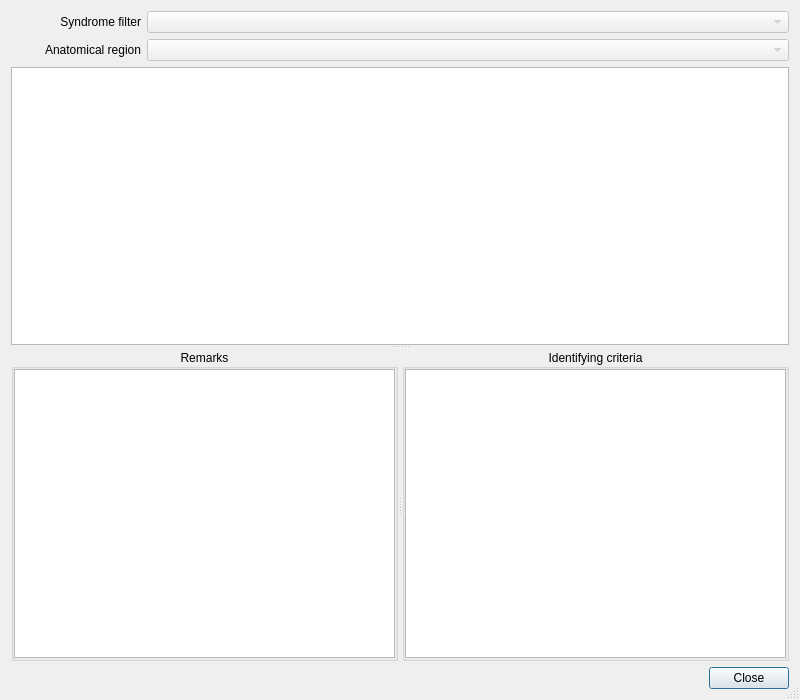
Qt form forms/PhenotypesDialog.ui (frontiersi/FaceTools) before a commit.
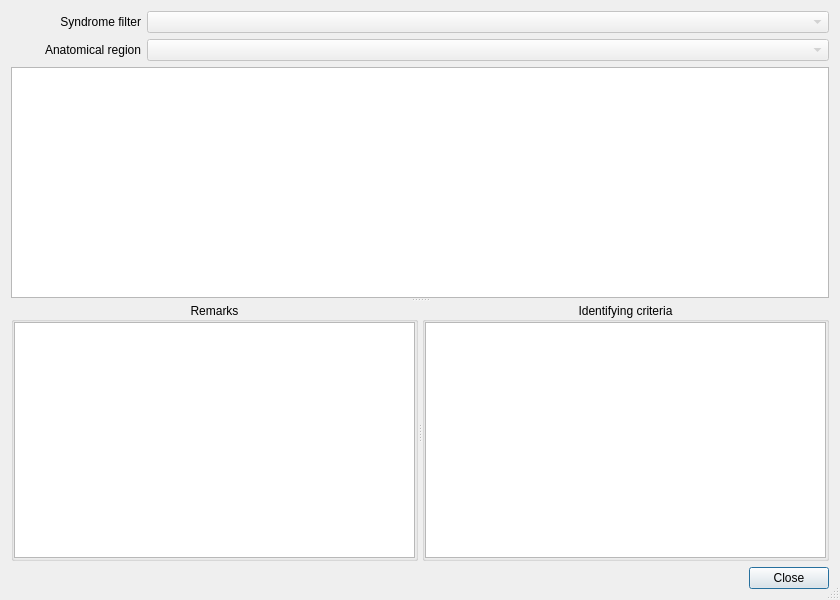
The same form after that commit.

Diff of the .ui file:
```diff
--- a/forms/PhenotypesDialog.ui
+++ b/forms/PhenotypesDialog.ui
@@ -9,8 +9,8 @@
    <rect>
     <x>0</x>
     <y>0</y>
-    <width>800</width>
-    <height>700</height>
+    <width>840</width>
+    <height>600</height>
    </rect>
   </property>
   <property name="windowTitle">
```
